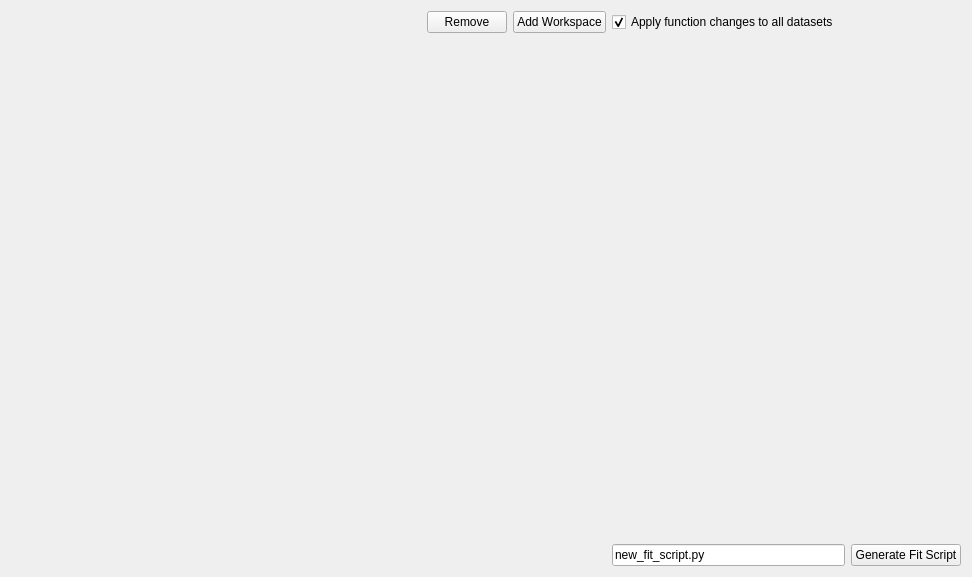
mantidproject/mantid, file qt/widgets/common/inc/MantidQtWidgets/Common/FitScriptGenerator.ui: the form before one commit.
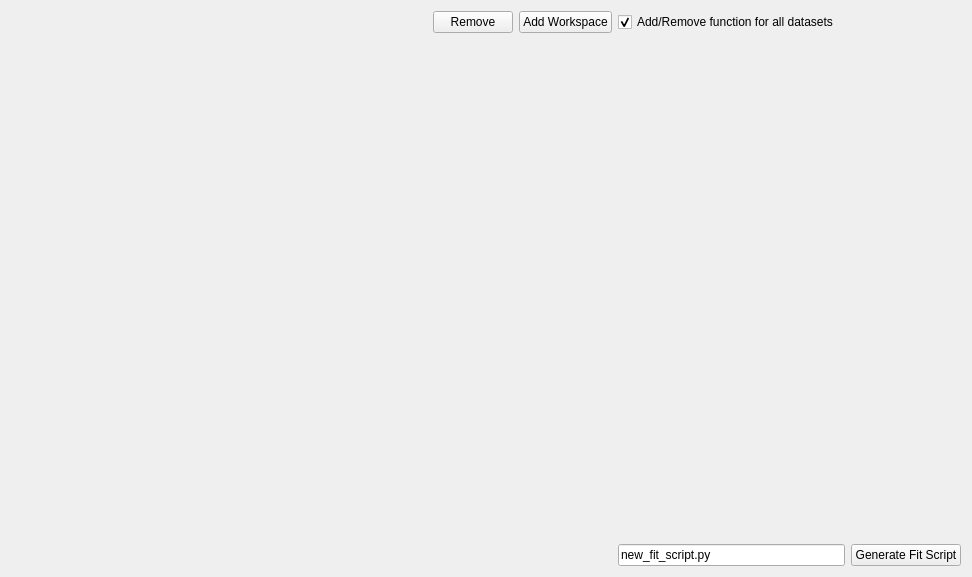
The form after the commit.

Commit message: Refs #29911. Rename add remove checkbox.

The edit to the form file:
```diff
--- a/qt/widgets/common/inc/MantidQtWidgets/Common/FitScriptGenerator.ui
+++ b/qt/widgets/common/inc/MantidQtWidgets/Common/FitScriptGenerator.ui
@@ -48,7 +48,7 @@
    <item row="0" column="3">
     <widget class="QCheckBox" name="ckApplyFunctionChangesToAll">
      <property name="text">
-      <string>Apply function changes to all datasets</string>
+      <string>Add/Remove function for all datasets</string>
      </property>
      <property name="checked">
       <bool>true</bool>
```
Left out of the diff: 2 changed lines with no effect on the pictures. The commit also changes 6 other files.
